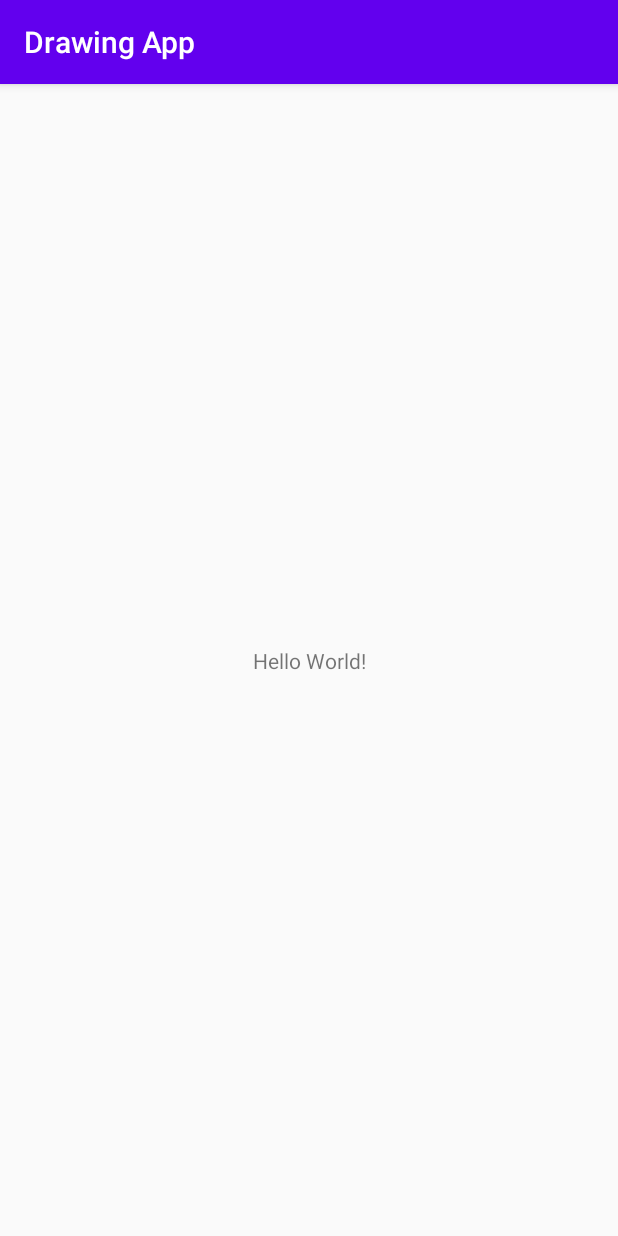
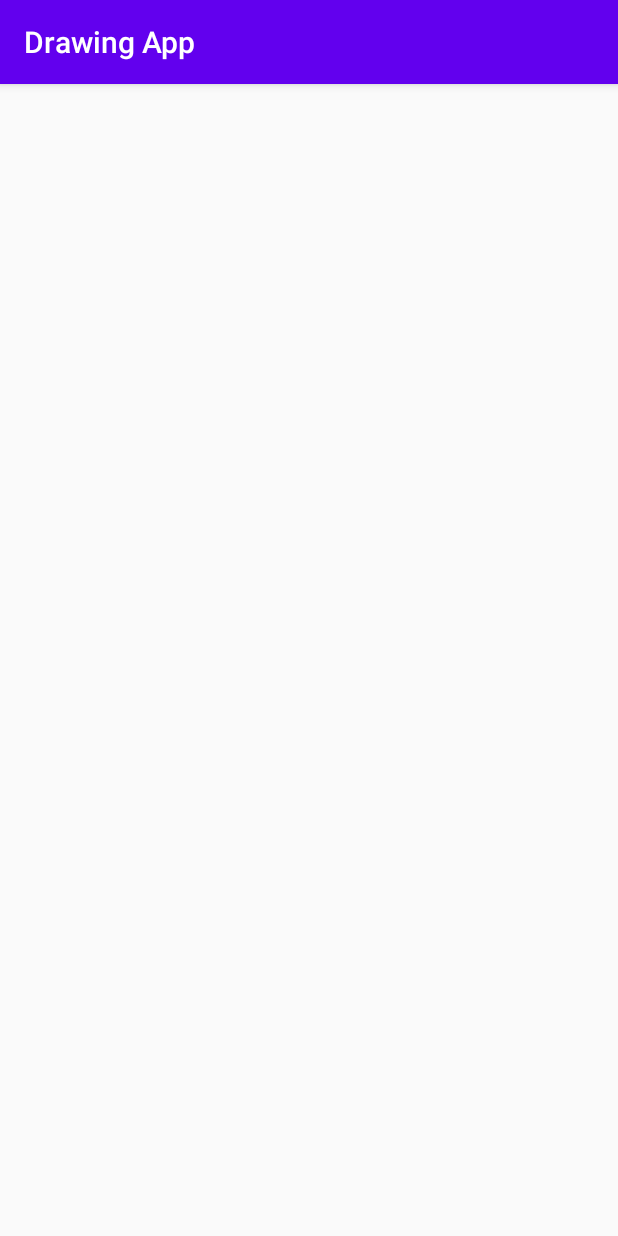
Before and after one commit to christinayuanita/Drawing-App, an Android app: the screen it shows after launch (MainActivity), on a phone screen of 412 x 824 dp. Run offline under Robolectric (Android 15) with nearby library versions, the phone set to English and light mode, and no system bars.

Commit message:
setup drawing view

```diff
--- a/app/src/main/AndroidManifest.xml
+++ b/app/src/main/AndroidManifest.xml
@@ -9,7 +9,9 @@
         android:roundIcon="@mipmap/ic_launcher_round"
         android:supportsRtl="true"
         android:theme="@style/AppTheme">
-        <activity android:name=".MainActivity">
+        <activity android:name=".MainActivity"
+            android:screenOrientation="portrait"
+            >
             <intent-filter>
                 <action android:name="android.intent.action.MAIN" />
 
--- /dev/null
+++ b/app/src/main/java/com/example/drawingapp/DrawingView.kt
@@ -0,0 +1,86 @@
+package com.example.drawingapp
+
+import android.content.Context
+import android.graphics.*
+import android.util.AttributeSet
+import android.view.MotionEvent
+import android.view.View
+
+class DrawingView(context: Context, attrs: AttributeSet) : View(context, attrs){
+
+    private var mDrawPath : CustomPath? = null
+    private var mCanvasBitmap : Bitmap? = null
+    private var mDrawPaint : Paint? = null
+    private var mCanvasPaint : Paint? = null
+    private var mBrushSize : Float = 0.toFloat()
+    private var color = Color.BLACK
+    private var canvas : Canvas? = null
+
+    init{
+         setupDrawing()
+    }
+
+    private fun setupDrawing(){
+        mDrawPaint = Paint()
+        mDrawPath = CustomPath(color, mBrushSize)
+        mDrawPaint!!.color = color
+        mDrawPaint!!.style =  Paint.Style.STROKE
+        mDrawPaint!!.strokeJoin = Paint.Join.ROUND
+        mDrawPaint!!.strokeCap = Paint.Cap.ROUND
+        mCanvasPaint = Paint(Paint.DITHER_FLAG)
+        mBrushSize = 20.toFloat()
+    }
+
+    override fun onSizeChanged(w: Int, h: Int, oldw: Int, oldh: Int) {
+        super.onSizeChanged(w, h, oldw, oldh)
+        mCanvasBitmap = Bitmap.createBitmap(w, h, Bitmap.Config.ARGB_8888)
+        canvas = Canvas(mCanvasBitmap!!)
+    }
+
+    override fun onDraw(canvas: Canvas) {
+        super.onDraw(canvas)
+        canvas.drawBitmap(mCanvasBitmap!!, 0f, 0f, mCanvasPaint)
+        if(!mDrawPath!!.isEmpty){
+            mDrawPaint!!.strokeWidth = mDrawPath!!.brushThickness
+            mDrawPaint!!.color = mDrawPath!!.color
+            canvas.drawPath(mDrawPath!!, mDrawPaint!!)
+        }
+    }
+
+    override fun onTouchEvent(event: MotionEvent?): Boolean {
+        val touchX = event?.x
+        val touchY = event?.y
+
+        when(event?.action){
+            MotionEvent.ACTION_DOWN -> {
+                mDrawPath!!.color = color
+                mDrawPath!!.brushThickness = mBrushSize
+
+                mDrawPath!!.reset()
+                if (touchX != null) {
+                    if (touchY != null) {
+                        mDrawPath!!.moveTo(touchX, touchY)
+                    }
+                }
+            }
+            MotionEvent.ACTION_MOVE -> {
+                if (touchX != null) {
+                    if (touchY != null) {
+                        mDrawPath!!.lineTo(touchX, touchY)
+                    }
+                }
+            }
+            MotionEvent.ACTION_UP -> {
+                mDrawPath = CustomPath(color, mBrushSize)
+            }
+            else -> return false
+        }
+        invalidate()
+
+        return true
+    }
+
+    internal inner class CustomPath(var color: Int, var brushThickness: Float) : Path(){
+
+    }
+}
--- a/app/src/main/res/layout/activity_main.xml
+++ b/app/src/main/res/layout/activity_main.xml
@@ -6,13 +6,13 @@
     android:layout_height="match_parent"
     tools:context=".MainActivity">
 
-    <TextView
-        android:layout_width="wrap_content"
-        android:layout_height="wrap_content"
-        android:text="Hello World!"
+    <com.example.drawingapp.DrawingView
+        android:id="@+id/drawing_view"
+        android:layout_width="0dp"
+        android:layout_height="0dp"
         app:layout_constraintBottom_toBottomOf="parent"
         app:layout_constraintLeft_toLeftOf="parent"
         app:layout_constraintRight_toRightOf="parent"
-        app:layout_constraintTop_toTopOf="parent" />
+        app:layout_constraintTop_toTopOf="parent"/>
 
 </androidx.constraintlayout.widget.ConstraintLayout>
```
